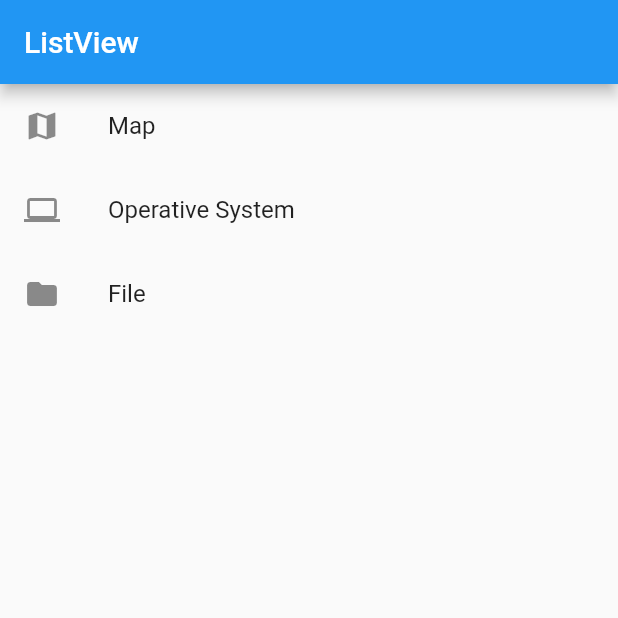
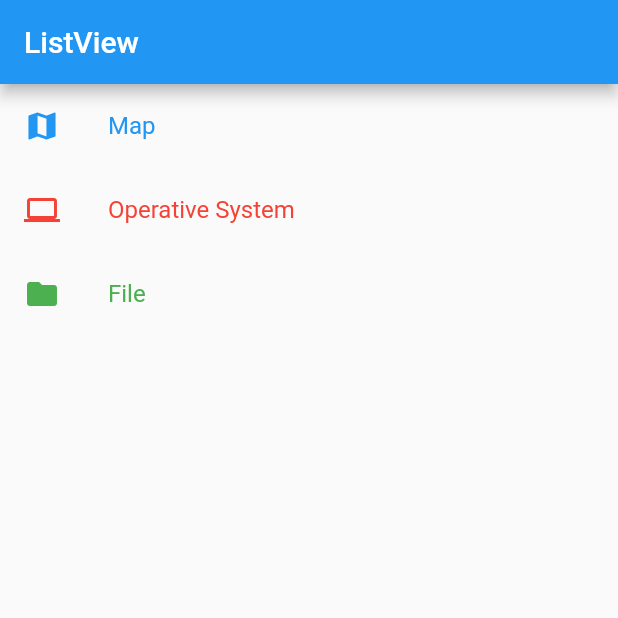
Before and after one commit to Luisanimation3d/LearnFlutter, a Flutter app: the screen it shows after launch, on a phone screen of 412 x 824 dp, the top half of it. Run offline on Flutter 3.47's test engine with Material 2 defaults, Android fonts, the phone set to English and light mode, and no system bars.

Commit message:
Learn List View

```diff
--- a/flutter_application_3/lib/listView.dart
+++ b/flutter_application_3/lib/listView.dart
@@ -2,6 +2,7 @@ import 'package:flutter/material.dart';
 
 List<String> list = ['Map', 'Operative System', 'File'];
 List<IconData> icons = [Icons.map, Icons.computer, Icons.folder];
+List<Color> colors = [Colors.blue, Colors.red, Colors.green];
 
 class listView extends StatelessWidget {
   const listView({super.key});
@@ -16,8 +17,11 @@ class listView extends StatelessWidget {
           itemCount: list.length,
           itemBuilder: (BuildContext context, int index) {
             return ListTile(
-              leading: Icon(icons[index]),
-              title: Text(list[index]),
+              leading: Icon(icons[index], color: colors[index]),
+              title: Text(list[index], style: TextStyle(color: colors[index]),),
+              onTap: () => {
+                print('Tapped on ' + list[index])
+              },
             );
           },
         ));
```
